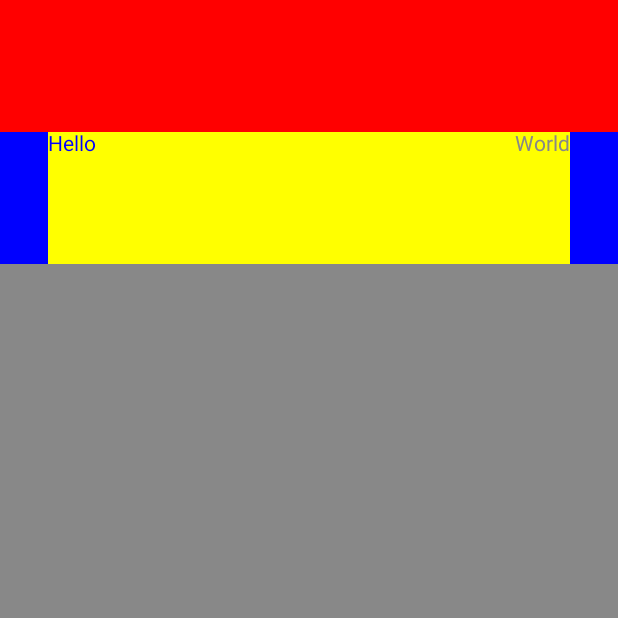
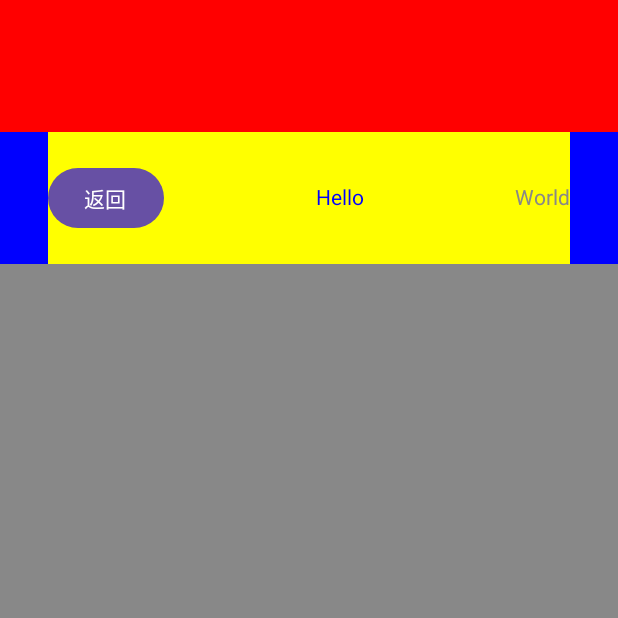
Before and after one commit to durban89/kun, an Android app built with Jetpack Compose: the screen it shows after launch (MainActivity), on a phone screen of 412 x 824 dp, the top half of it. Run offline under Robolectric (Android 15) with nearby library versions, the phone set to English and light mode, and no system bars; Roboto replaces fonts that are not available here.

Commit message:
update ui

```diff
--- a/app/src/main/java/com/gowhich/kun/MainActivity.kt
+++ b/app/src/main/java/com/gowhich/kun/MainActivity.kt
@@ -54,12 +54,18 @@ fun MainContainer() {
                 .padding(start = 32.dp, end = 32.dp)
         ) {
             Row(
-                modifier = Modifier.fillMaxWidth()
+                modifier = Modifier
+                    .fillMaxWidth()
                     .height(88.dp)
                     .background(Color.Yellow),
-                horizontalArrangement = Arrangement.SpaceBetween
+                horizontalArrangement = Arrangement.SpaceBetween,
+                verticalAlignment = Alignment.CenterVertically
 
             ) {
+                Button(onClick = { /*TODO*/ }) {
+                    Text("返回")
+                }
+
                 Text("Hello", color = Color.Blue)
                 Text("World", color = Color.Gray)
             }
```
